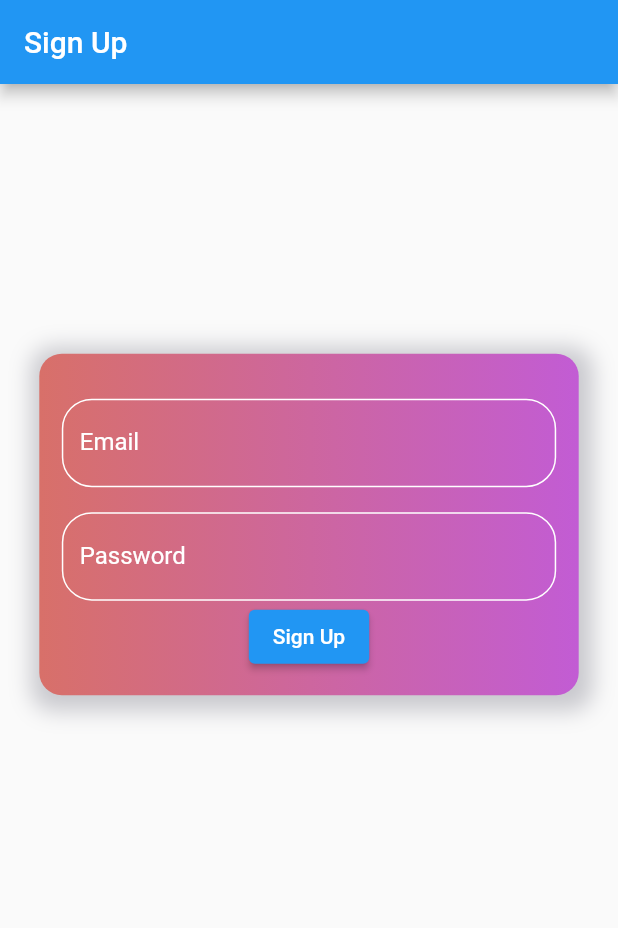
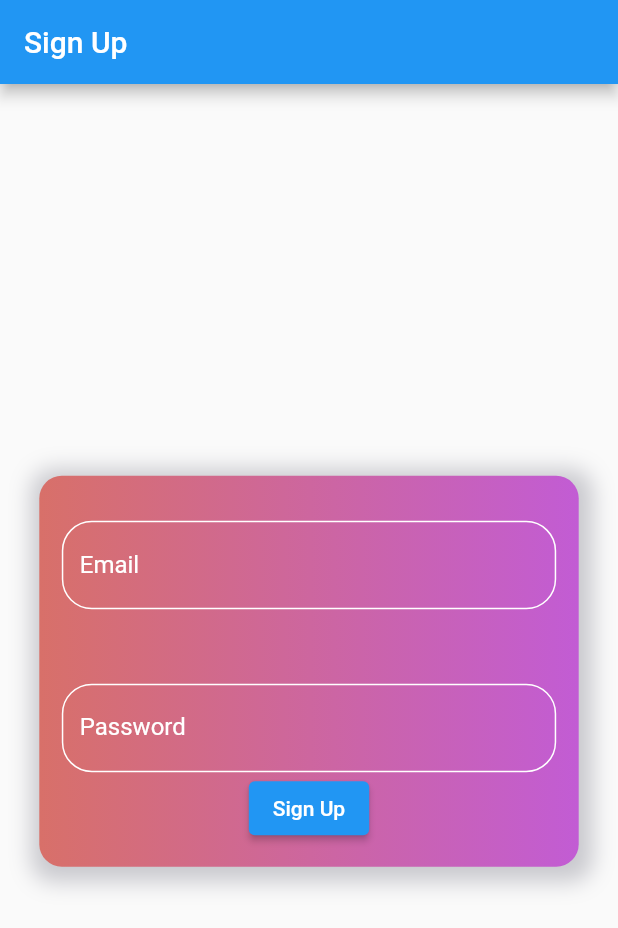
Before and after one commit to raul94a/riverpod_test, a Flutter app: the screen it shows after launch, on a phone screen of 412 x 824 dp. Shown: the top 928 px of the screen. Run offline on Flutter 3.47's test engine with Material 2 defaults, Android fonts, the phone set to English and light mode, and no system bars; our stand-ins replace flutter_riverpod.

Commit message:
Add signIn and SignUp logic

```diff
--- a/lib/state/auth_state.dart
+++ b/lib/state/auth_state.dart
@@ -1,12 +1,13 @@
-
-
 import 'package:flutter/cupertino.dart';
 import 'package:flutter_riverpod/flutter_riverpod.dart';
 
-final authStateNotifierProvider = StateNotifierProvider((ref)=> ref.read(authState.notifier));
-final authState = StateProvider(((ref){
+final authStateNotifierProvider =
+    StateNotifierProvider((ref) => ref.read(authState.notifier));
 
-  final AuthStateProvider authProvider = AuthStateProvider(emailController: TextEditingController(text: ''),pwdController: TextEditingController(text: ''));
+final authState = StateProvider(((ref) {
+  final AuthStateProvider authProvider = AuthStateProvider(
+      emailController: TextEditingController(text: ''),
+      pwdController: TextEditingController(text: ''));
 
   ref.onDispose(() {
     print('============================================');
@@ -17,14 +18,9 @@ final authState = StateProvider(((ref){
   });
 
   return authProvider;
-
-
 }));
 
-
-
 class AuthStateProvider {
-
   bool isLoading;
   bool isError;
   bool isSignUp;
@@ -32,7 +28,13 @@ class AuthStateProvider {
   TextEditingController? pwdController;
   TextEditingController? emailController;
 
-  AuthStateProvider({this.isAuth = false, this.isError = false, this.isLoading = false, this.isSignUp = true, this.emailController, this.pwdController});
+  AuthStateProvider(
+      {this.isAuth = false,
+      this.isError = false,
+      this.isLoading = false,
+      this.isSignUp = true,
+      this.emailController,
+      this.pwdController});
 
   AuthStateProvider copyWith({
     bool? isLoading,
@@ -43,16 +45,13 @@ class AuthStateProvider {
     TextEditingController? emailController,
   }) {
     return AuthStateProvider(
-      isLoading: isLoading ?? this.isLoading,
-      isError: isError ?? this.isError,
-      isSignUp: isSignUp ?? this.isSignUp,
-      isAuth: isAuth ?? this.isAuth,
-      emailController: emailController ?? this.emailController,
-      pwdController: pwdController?? this.emailController
-
-    );
+        isLoading: isLoading ?? this.isLoading,
+        isError: isError ?? this.isError,
+        isSignUp: isSignUp ?? this.isSignUp,
+        isAuth: isAuth ?? this.isAuth,
+        emailController: emailController ?? this.emailController,
+        pwdController: pwdController ?? this.emailController);
   }
-
 
   @override
   String toString() {
--- a/lib/view/pages/home_page.dart
+++ b/lib/view/pages/home_page.dart
@@ -1,33 +1,24 @@
-import 'dart:async';
-import 'dart:ui';
-
 import 'package:flutter/material.dart';
 import 'package:flutter_riverpod/flutter_riverpod.dart';
 import 'package:riverpod_test/state/auth_state.dart';
+import 'package:riverpod_test/view/widgets/error/error_widget.dart';
 import 'package:riverpod_test/view/widgets/home_page/auth_card.dart';
 
 class HomePage extends ConsumerWidget {
   const HomePage({Key? key}) : super(key: key);
 
-
-
   @override
   Widget build(BuildContext context, WidgetRef ref) {
-
     final size = MediaQuery.of(context).size;
     final notifier = ref.read(authStateNotifierProvider.notifier);
     notifier.addListener((state) {
       if (state.isError) {
-        showDialog(
-            context: context,
-            builder: (ctx) =>
-                Dialog(child: Container(decoration: BoxDecoration(color: Colors.pink), child: Text('CHORPRES'))));
+        print('Ha habido un error');
       }
     });
     print('============================================');
-   print('REBUILDINGGGGGG');
+    print('REBUILDING Home page');
     print('============================================');
-
 
     return Scaffold(
       appBar: AppBar(
@@ -38,14 +29,22 @@ class HomePage extends ConsumerWidget {
         ),
       ),
       body: Center(
+        child: SingleChildScrollView(
           child: Column(
             crossAxisAlignment: CrossAxisAlignment.center,
             children: [
-            SizedBox(
-              height: size.height * 0.2,
-            ),
+              //error watcher
+
+              //Loading watcher
+              Consumer(
+                  builder: (ctx, ref, child) => ref.watch(authState).isLoading
+                      ? const CircularProgressIndicator(
+                          semanticsLabel: 'loading...',
+                        )
+                      : const SizedBox()),
               const AuthCard()
             ],
+          ),
         ),
       ),
     );
--- a/lib/view/widgets/home_page/auth_card.dart
+++ b/lib/view/widgets/home_page/auth_card.dart
@@ -10,24 +10,25 @@ class AuthCard extends ConsumerWidget {
   Widget build(BuildContext context, WidgetRef ref) {
     final size = MediaQuery.of(context).size;
     final controller = AuthController.instance(ref);
-
+    print('Building AuthCard');
+    //en el estado vas a ver que hay dos controller declarados. No les hagas caso, estos son los importantes
+    final uController = TextEditingController(text: '');
+    final pController = TextEditingController(text: '');
     return GestureDetector(
       onHorizontalDragEnd: (details) {
         // print(details.toString());
         double dx = details.velocity.pixelsPerSecond.dx;
 
-        dx < 0
-            ? controller.toSignIn()
-            : controller.toSignUp(
-                ref.read(authState).emailController!.text, ref.read(authState).pwdController!.text);
+        dx < 0 ? controller.changeToSignIn() : controller.changeToSignUp();
       },
       child: Container(
         margin: const EdgeInsets.only(top: 15),
         padding: const EdgeInsets.all(15),
         decoration: BoxDecoration(
-            gradient: const LinearGradient(
-                tileMode: TileMode.decal,
-                colors: [Color.fromARGB(255, 216, 112, 105), Color.fromARGB(255, 194, 92, 212)]),
+            gradient: const LinearGradient(tileMode: TileMode.decal, colors: [
+              Color.fromARGB(255, 216, 112, 105),
+              Color.fromARGB(255, 194, 92, 212)
+            ]),
             borderRadius: BorderRadius.circular(15),
             color: Colors.white,
             boxShadow: const [
@@ -48,24 +49,26 @@ class AuthCard extends ConsumerWidget {
                     decoration: const InputDecoration(
                         enabledBorder: OutlineInputBorder(
                             borderRadius: BorderRadius.all(Radius.circular(20)),
-                          borderSide: BorderSide(color: Color.fromARGB(255, 255, 255, 255))),
+                            borderSide: BorderSide(
+                                color: Color.fromARGB(255, 255, 255, 255))),
                         focusedBorder: OutlineInputBorder(
                             borderRadius: BorderRadius.all(Radius.circular(20)),
-                          borderSide:
-                              BorderSide(color: Color.fromARGB(255, 255, 255, 255), width: 3)),
+                            borderSide: BorderSide(
+                                color: Color.fromARGB(255, 255, 255, 255),
+                                width: 3)),
                         border: OutlineInputBorder(
                             borderRadius: BorderRadius.all(Radius.circular(20)),
-                          borderSide: BorderSide(color: Color.fromARGB(255, 255, 255, 255))),
+                            borderSide: BorderSide(
+                                color: Color.fromARGB(255, 255, 255, 255))),
                         hintText: 'email@riverpod.com',
                         hintStyle: TextStyle(color: Colors.white),
                         label: Text(
                           'Email',
                           style: TextStyle(color: Colors.white),
                         )),
-                  controller: ref.read(authState.notifier).state.emailController,
-                )),
+                    controller: uController)),
             SizedBox(
-              height: size.height * 0.11,
+              height: size.height * 0.15,
             ),
             //password
             SizedBox(
@@ -74,36 +77,78 @@ class AuthCard extends ConsumerWidget {
                     decoration: const InputDecoration(
                         enabledBorder: OutlineInputBorder(
                             borderRadius: BorderRadius.all(Radius.circular(20)),
-                          borderSide: BorderSide(color: Color.fromARGB(255, 255, 255, 255))),
+                            borderSide: BorderSide(
+                                color: Color.fromARGB(255, 255, 255, 255))),
                         focusedBorder: OutlineInputBorder(
                             borderRadius: BorderRadius.all(Radius.circular(20)),
-                          borderSide:
-                              BorderSide(color: Color.fromARGB(255, 255, 255, 255), width: 3)),
+                            borderSide: BorderSide(
+                                color: Color.fromARGB(255, 255, 255, 255),
+                                width: 3)),
                         border: OutlineInputBorder(
                             borderRadius: BorderRadius.all(Radius.circular(20)),
-                          borderSide: BorderSide(color: Color.fromARGB(255, 255, 255, 255))),
+                            borderSide: BorderSide(
+                                color: Color.fromARGB(255, 255, 255, 255))),
                         hintText: '*********',
                         hintStyle: TextStyle(color: Colors.white),
                         label: Text(
                           'Password',
                           style: TextStyle(color: Colors.white),
                         )),
-                  controller: ref.read(authState.notifier).state.pwdController,
-                )),
-            ElevatedButton(
+                    controller: pController)),
+            Consumer(
+                builder: (ctx, ref, _) => ElevatedButton(
                     // style: const  ButtonStyle(
                     //   alignment: Alignment.centerRight
                     // ),
-                onPressed: () {
-                  //ON LOGIN
+                    onPressed: ref.watch(authState).isLoading
+                        ? null
+                        : () async {
+                            if (controller.isSignUpPage()) {
+                              bool success = await controller.signUp(
+                                  uController.text, pController.text);
+                              if (!success) {
+                                errorDialog(context, ref);
+                              }
+                              return;
+                            }
+                            bool success = await controller.signIn(
+                                uController.text, pController.text);
+                            if (!success) {
+                              errorDialog(context, ref);
+                            }
                           },
-                child: Consumer(
-                    builder: (ctx, ref, child) => ref.watch(authState).isLoading
-                        ? CircularProgressIndicator()
-                        : Text(ref.watch(authState).isSignUp ? 'Sign Up' : 'Sign In'))),
+
+                    //Cómo actualizar Únicamente un solo Widget? con el Consumer!
+                    child: ref.watch(authState).isLoading
+                        ? const CircularProgressIndicator(
+                            color: Colors.white,
+                          )
+                        : Text(ref.watch(authState).isSignUp
+                            ? 'Sign Up'
+                            : 'Sign In'))),
           ],
         ),
       ),
     );
   }
+
+  void errorDialog(BuildContext context, WidgetRef ref) {
+    showDialog(
+        context: context,
+        builder: (context) {
+          return AlertDialog(
+            title: const Text('Ha ocurrido un error...'),
+            actions: [
+              TextButton(
+                  onPressed: () {
+                    Navigator.of(context).pop();
+                    ref
+                        .read(authState.notifier)
+                        .update((state) => state.copyWith(isError: false));
+                  },
+                  child: const Text('Continuar'))
+            ],
+          );
+        });
   }
+}
```
Also changed, not shown: lib/controllers/auth_controller.dart (+67 -28 lines), lib/data/providers/auth_provider.dart (+15 -1 lines), lib/view/widgets/error/error_widget.dart (added, +23 -0 lines), pubspec.lock, 1 other file. Lines whose indentation alone changed are shown as unchanged.
